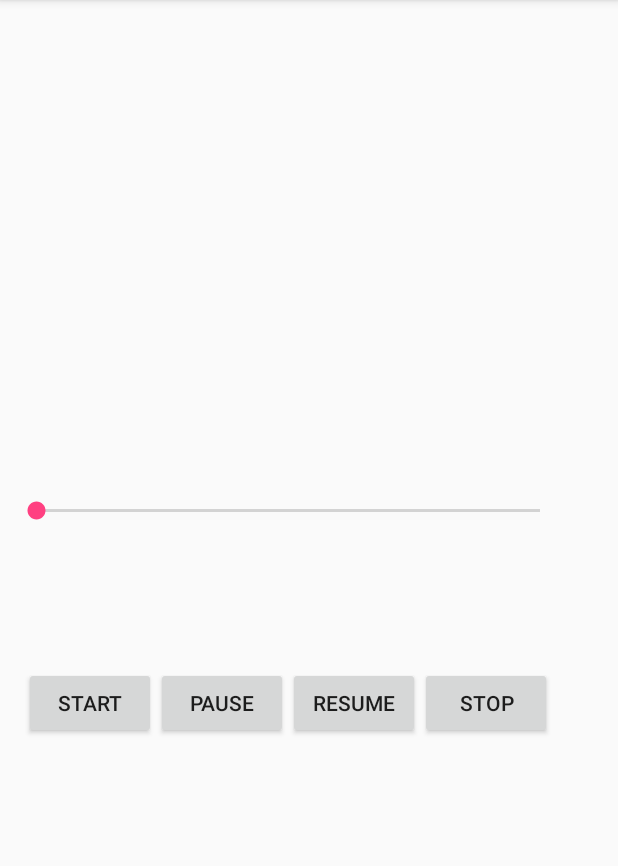
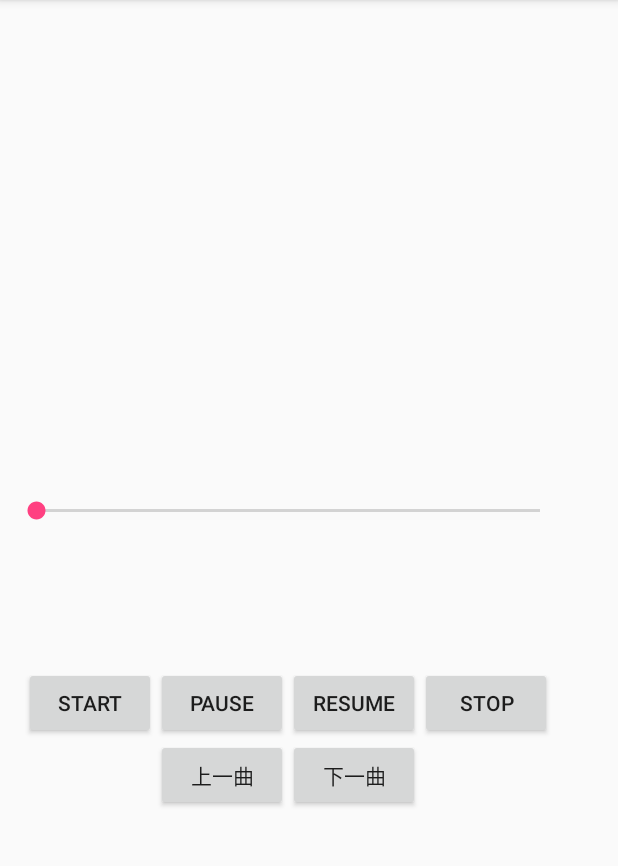
Before and after one commit to FrLinXu/Android_Test, an Android app: the screen it shows after launch (MainActivity), on a phone screen of 412 x 824 dp, the part 84-950 px from its top. Run offline under Robolectric (Android 15) with nearby library versions, the phone set to English and light mode, and no system bars.

Commit message:
listview 处理中...

```diff
--- a/music2/src/main/java/com/example/music2/MainActivity.java
+++ b/music2/src/main/java/com/example/music2/MainActivity.java
@@ -2,20 +2,39 @@ package com.example.music2;
 
 import android.media.MediaPlayer;
 import android.net.Uri;
+import android.os.Handler;
+import android.preference.PreferenceActivity;
+import android.support.annotation.NonNull;
+import android.support.annotation.Nullable;
 import android.support.v7.app.AppCompatActivity;
 import android.os.Bundle;
+import android.util.Log;
 import android.view.View;
+import android.view.ViewGroup;
+import android.webkit.WebView;
+import android.widget.ArrayAdapter;
 import android.widget.Button;
+import android.widget.ListView;
 import android.widget.SeekBar;
+import android.widget.TextView;
 
 import java.io.IOException;
 
+
 public class MainActivity extends AppCompatActivity {
 
+    int currentmusic ;
     private MediaPlayer mediaPlayer;
     private SeekBar mSeekbarAudio;
     private boolean mUserIsSeeking;
-
+    private TextView time ;
+    private String[] MusicName = {
+            "两只老虎", "无赖"
+    };
+    private int[] Musicpath = {
+           R.raw.tiger,
+            R.raw.wulai
+    };
     private View.OnClickListener onClickListener = new View.OnClickListener() {
         @Override
         public void onClick(View v) {
@@ -56,7 +75,29 @@ public class MainActivity extends AppCompatActivity {
                         mediaPlayer.start();
                     }
                     break;
+                case R.id.btn_last:
+                    if( mediaPlayer != null)
+                {
+                    if (mediaPlayer.isPlaying())
+                    mediaPlayer.stop();
+                    mediaPlayer = MediaPlayer.create(MainActivity.this , R.raw .tiger) ;
+                    mediaPlayer = new MediaPlayer();
+                    Uri uri = Uri.parse("android.resource://" + getPackageName() + "/" +R.raw.tiger);
+                   try
+                   {
+                       mediaPlayer.setDataSource(MainActivity.this,uri);
+
+                       mediaPlayer.prepareAsync();
+                   }
+                   catch (IOException e )
+                   {e.printStackTrace();}
+                    mediaPlayer.start();
+                }
+                    break;
+                case  R.id.btn_next:
+                    break;
             }
+
 
         }
     };
@@ -72,13 +113,13 @@ public class MainActivity extends AppCompatActivity {
     protected void onCreate(Bundle savedInstanceState) {
         super.onCreate(savedInstanceState);
         setContentView(R.layout.activity_main);
-
+        currentmusic=0;
         if (mediaPlayer == null) {
             mediaPlayer = MediaPlayer.create(this, R.raw.tiger);
 
             mediaPlayer = new MediaPlayer();
 
-            Uri uri = Uri.parse("android.resource://" + getPackageName() + "/" +R.raw.tiger);
+            Uri uri = Uri.parse("android.resource://" + getPackageName() + "/" +R.raw.wulai);
             try {
                 mediaPlayer.setDataSource(this, uri);
                 mediaPlayer.setOnPreparedListener(onPreparedListener);
@@ -93,13 +134,24 @@ public class MainActivity extends AppCompatActivity {
         Button btnStop = (Button) findViewById(R.id.btn_stop);
         Button btnResume = (Button) findViewById(R.id.btn_resume);
         Button btnPause = (Button) findViewById(R.id.btn_pause);
-
+        Button last = (Button) findViewById(R.id.btn_last) ;
+        Button next = (Button) findViewById(R.id.btn_next) ;
+        last.setOnClickListener(onClickListener);
+        next.setOnClickListener(onClickListener);
         btnStart.setOnClickListener(onClickListener);
         btnStop.setOnClickListener(onClickListener);
         btnResume.setOnClickListener(onClickListener);
         btnPause.setOnClickListener(onClickListener);
 
+        time = (TextView) findViewById(R.id.time) ;
         initializeSeekbar();
+        Handler handler= new Handler() ;
+        updateProcess update = new updateProcess(time,mediaPlayer,mSeekbarAudio);
+        update.start();
+      /*  MusicAdater adapter = new MusicAdater(MainActivity.this,MusicName);
+        ListView listView = (ListView) findViewById(R.id.musiclist) ;
+        listView.setAdapter(adapter);
+        */
     }
 
     @Override
@@ -129,6 +181,13 @@ public class MainActivity extends AppCompatActivity {
 
                     @Override
                     public void onProgressChanged(SeekBar seekBar, int progress, boolean fromUser) {
+
+
+
+                        int timems =mediaPlayer.getCurrentPosition() ;
+                        timems/=1000;
+                        if (time!=null)
+                        time.setText(timems/60+":"+ ( (timems%60>9 )?timems%60 : "0"+timems%60 )  );
                         if (fromUser) {
                             userSelectedPosition = progress;
                         }
@@ -143,5 +202,8 @@ public class MainActivity extends AppCompatActivity {
                         }
                     }
                 });
+
     }
+
+
 }
--- /dev/null
+++ b/music2/src/main/java/com/example/music2/updateProcess.java
@@ -0,0 +1,37 @@
+package com.example.music2;
+
+import android.media.MediaPlayer;
+import android.widget.SeekBar;
+import android.widget.TextView;
+
+public class updateProcess extends Thread {
+
+    TextView textView ;
+    MediaPlayer mediaPlayer ;
+    SeekBar seekBar;
+    updateProcess (TextView textView , MediaPlayer mediaPlayer , SeekBar seekBar)
+    {
+        this.textView = textView ;
+        this.mediaPlayer = mediaPlayer ;
+        this.seekBar = seekBar ;
+    }
+    @Override
+    public void run() {
+
+        while (true) {
+
+            int now = mediaPlayer.getCurrentPosition();
+            int len = mediaPlayer.getDuration();
+            int pro = (int ) (100.0 * now / len ) ;
+            int nows = now/1000;
+
+            seekBar.setProgress(pro);
+
+
+            try {
+                sleep(1000);
+            }
+            catch (Exception e) {e.printStackTrace();  }
+        }
+    }
+}
--- a/music2/src/main/res/layout/activity_main.xml
+++ b/music2/src/main/res/layout/activity_main.xml
@@ -5,21 +5,26 @@
     android:layout_width="match_parent"
     android:layout_height="match_parent"
     tools:context=".MainActivity">
+     <ListView
+        android:layout_width="wrap_content"
+        android:layout_height="250dp"
+        android:id="@+id/musiclist"
+        >
+    </ListView>
 
     <SeekBar
         android:id="@+id/seekBar"
         android:layout_width="368dp"
         android:layout_height="wrap_content"
-        app:layout_constraintBottom_toBottomOf="@+id/horizontal_button_container"
-        app:layout_constraintLeft_toLeftOf="parent"
         android:layout_marginLeft="8dp"
         android:layout_marginRight="8dp"
+        android:layout_marginTop="16dp"
+        app:layout_constraintBottom_toBottomOf="@+id/horizontal_button_container"
+        app:layout_constraintHorizontal_bias="0.0"
+        app:layout_constraintLeft_toLeftOf="parent"
         app:layout_constraintRight_toRightOf="parent"
-        app:layout_constraintHorizontal_bias="0.0"
         app:layout_constraintTop_toTopOf="parent"
-        android:layout_marginStart="8dp"
-        android:layout_marginEnd="8dp"
-        android:layout_marginTop="16dp" />
+        app:layout_constraintVertical_chainStyle="spread_inside" />
 
     <LinearLayout
         android:id="@+id/horizontal_button_container"
@@ -30,13 +35,17 @@
         android:layout_marginRight="8dp"
         android:layout_marginTop="8dp"
         android:gravity="center_horizontal"
-        android:orientation="horizontal"
+        android:orientation="vertical"
         app:layout_constraintBottom_toBottomOf="parent"
         app:layout_constraintHorizontal_bias="0.0"
         app:layout_constraintLeft_toLeftOf="parent"
         app:layout_constraintRight_toRightOf="parent"
         app:layout_constraintTop_toBottomOf="@+id/seekBar">
-
+        <LinearLayout
+            android:layout_width="wrap_content"
+            android:layout_height="wrap_content"
+            android:orientation="horizontal"
+            >
             <Button
                 android:id="@+id/btn_start"
                 android:layout_width="wrap_content"
@@ -60,6 +69,29 @@
                 android:layout_width="wrap_content"
                 android:layout_height="wrap_content"
                 android:text="stop" />
+
+        </LinearLayout>
+        <LinearLayout
+            android:layout_width="wrap_content"
+            android:layout_height="wrap_content"
+            android:orientation="horizontal"
+            >
+            <Button
+                android:id="@+id/btn_last"
+                android:layout_width="wrap_content"
+                android:layout_height="wrap_content"
+                android:text="上一曲" />
+
+            <Button
+                android:id="@+id/btn_next"
+                android:layout_width="wrap_content"
+                android:layout_height="wrap_content"
+                android:text="下一曲" />
+
+
+
+        </LinearLayout>
+
     </LinearLayout>
 
 </android.support.constraint.ConstraintLayout>
```
Also changed, not shown: music2/src/main/java/com/example/music2/MusicAdater.java (added, +66 -0 lines), music2/src/main/res/layout/listitem.xml (added, +11 -0 lines), 1 other file. Lines whose indentation alone changed are shown as unchanged.
